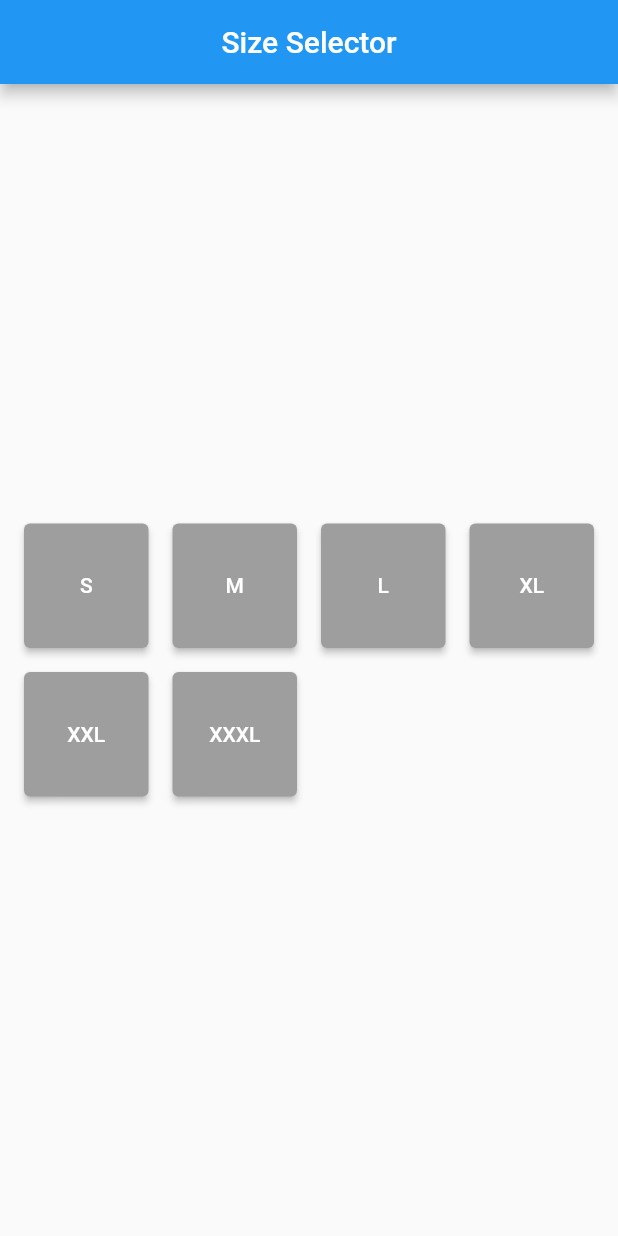
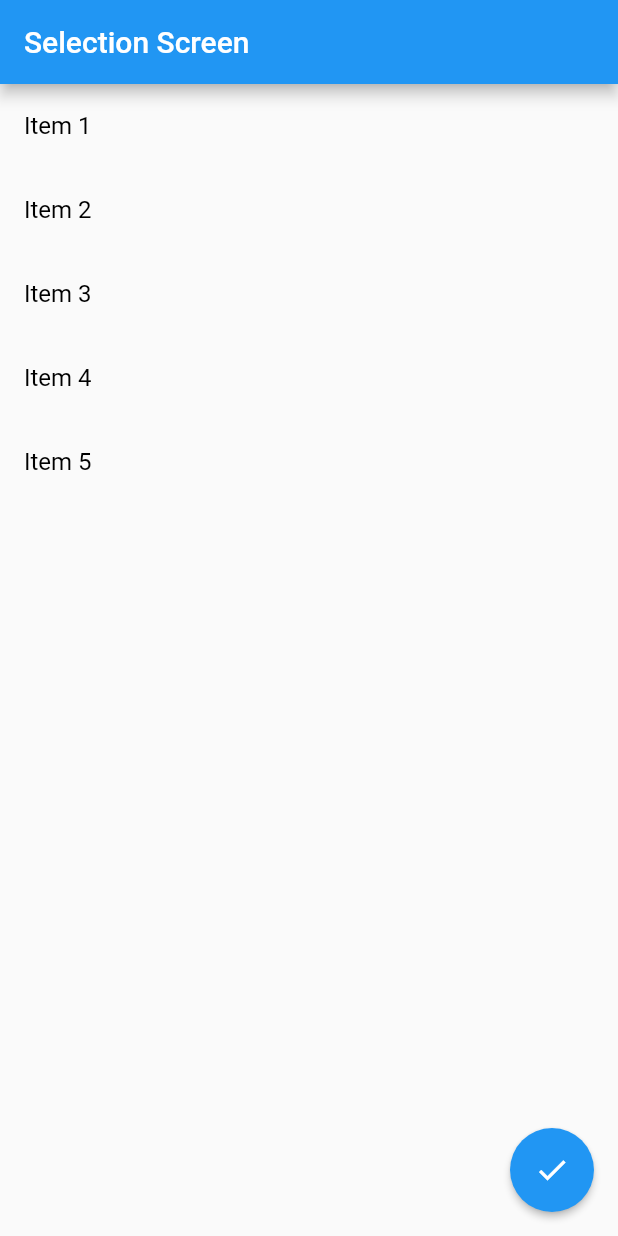
Before and after one commit to saem10/Flutter_project, a Flutter app: the screen it shows after launch, on a phone screen of 412 x 824 dp. Run offline on Flutter 3.47's test engine with Material 2 defaults, Android fonts, the phone set to English and light mode, and no system bars.

```diff
--- a/lib/main.dart
+++ b/lib/main.dart
@@ -1,71 +1,103 @@
 import 'package:flutter/material.dart';
-
 
 void main() => runApp(MyApp());
 
 class MyApp extends StatelessWidget {
-  const MyApp({super.key});
-
   @override
   Widget build(BuildContext context) {
     return MaterialApp(
-      title: 'Button Color Change',
-      home: ButtonColorChangeScreen(),
+      title: 'Selection Screen',
+      theme: ThemeData(
+        primarySwatch: Colors.blue,
+        visualDensity: VisualDensity.adaptivePlatformDensity,
+      ),
+      home: ItemSelectorScreen(),
     );
   }
 }
 
-class ButtonColorChangeScreen extends StatefulWidget {
-  const ButtonColorChangeScreen({super.key});
-
+class ItemSelectorScreen extends StatefulWidget {
   @override
-  _ButtonColorChangeScreenState createState() => _ButtonColorChangeScreenState();
+  _ItemSelectorScreenState createState() => _ItemSelectorScreenState();
 }
 
-class _ButtonColorChangeScreenState extends State<ButtonColorChangeScreen> {
-  MySnackBar(message, context) {
-    return ScaffoldMessenger.of(context)
-        .showSnackBar(SnackBar(content: Text(message)));
+class _ItemSelectorScreenState extends State<ItemSelectorScreen> {
+  List<Item> items = [
+    Item("Item 1", false),
+    Item("Item 2", false),
+    Item("Item 3", false),
+    Item("Item 4", false),
+    Item("Item 5", false),
+  ];
+
+  void toggleItem(int index) {
+    setState(() {
+      items[index].isSelected = !items[index].isSelected;
+    });
   }
-  List<String> buttonSizes = ['S', 'M', 'L', 'XL','XXL', 'XXXL'];
-  String? selectedSize;
 
-  void handleButtonTap(String size) {
-    setState(() {
-      selectedSize = size;
-    });
-
+  void showSelectedItemsDialog() {
+    int selectedCount = items.where((item) => item.isSelected).length;
+    showDialog(
+      context: context,
+      builder: (BuildContext context) {
+        return AlertDialog(
+          title: Text('Selected Items'),
+          content: Text('The Number of  Selected Item : $selectedCount '),
+          actions: <Widget>[
+            TextButton(
+              child: Text('OK'),
+              onPressed: () {
+                Navigator.of(context).pop();
+              },
+            ),
+          ],
+        );
+      },
+    );
   }
 
   @override
   Widget build(BuildContext context) {
     return Scaffold(
       appBar: AppBar(
-        title: const Text('Size Selector'),
-        centerTitle: true,
+        title: Text('Selection Screen'),
       ),
-      body: Center(
-        child: GridView.count(
-          shrinkWrap: true,
-          crossAxisCount: 4, // Change the number of columns as needed
-          padding: const EdgeInsets.all(16.0),
-          mainAxisSpacing: 16.0,
-          crossAxisSpacing: 16.0,
-          children: buttonSizes.map((size) {
-            return ElevatedButton(
-              onPressed: () {
-                MySnackBar("You have pressed size: $size", context);
-                return handleButtonTap(size);
-              },
-              style: ElevatedButton.styleFrom(
-                backgroundColor: size == selectedSize ? Colors.orange : Colors.grey, // Change color based on selection
-
+      body: ListView.builder(
+        itemCount: items.length,
+        itemBuilder: (BuildContext context, int index) {
+          return ListTile(
+            title: Text(
+              items[index].name,
+              style: TextStyle(
+                color: items[index].isSelected ? Colors.blue[900] : Colors.black,
               ),
-              child: Text(size),
-            );
-          }).toList(),
-        ),
+            ),
+            onTap: () {
+              toggleItem(index);
+            },
+            selected: items[index].isSelected,
+            selectedTileColor: Colors.blue.withOpacity(0.2),
+          );
+        },
       ),
+      floatingActionButton: FloatingActionButton(
+        onPressed: () {
+          showSelectedItemsDialog();
+        },
+        child: Icon(Icons.check,color: Colors.white,),
+        backgroundColor: Colors.blue,
+        elevation: 2.0,
+        shape: CircleBorder(),
+      ),
+      floatingActionButtonLocation: FloatingActionButtonLocation.endFloat,
     );
   }
 }
+
+class Item {
+  String name;
+  bool isSelected;
+
+  Item(this.name, this.isSelected);
+}
```
